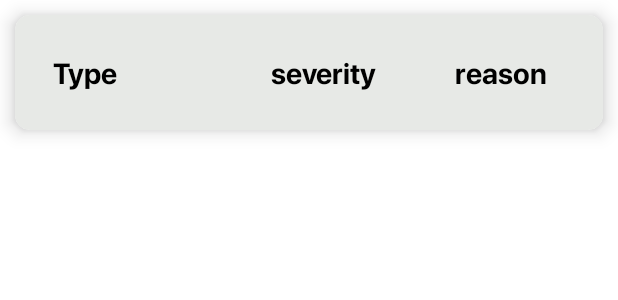
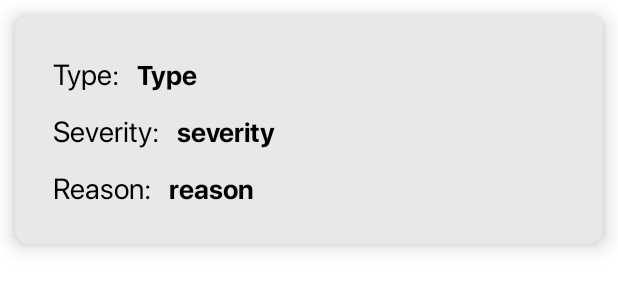
Before and after one commit to negiinj/Hydroponic-farm, an Android app: the layout alarm_item.xml on its own in the app's theme, with its tools: preview values and no code run, on a phone screen of 412 x 824 dp. Shown: the top 300 px of the screen. Run offline under Robolectric (Android 15) with nearby library versions, the phone set to English and light mode, and no system bars.

Commit message:
UI Updated

```diff
--- a/app/src/main/res/layout/alarm_item.xml
+++ b/app/src/main/res/layout/alarm_item.xml
@@ -17,12 +17,25 @@
 
         <LinearLayout
             android:layout_weight="1"
-            android:orientation="horizontal"
+            android:orientation="vertical"
             android:layout_margin="15dp"
             android:padding="4dp"
             android:layout_width="match_parent"
             android:layout_height="wrap_content">
-
+            <LinearLayout
+                android:layout_width="match_parent"
+                android:layout_height="wrap_content"
+                android:orientation="horizontal">
+            <TextView
+                android:id="@+id/type"
+                android:layout_width="wrap_content"
+                android:layout_height="wrap_content"
+                android:layout_margin="6dp"
+                android:fontFamily="@font/sfprodisplay_regular"
+                android:text="Type:"
+                android:textColor="@color/black"
+                android:textSize="19sp"
+                />
                 <TextView
                     android:id="@+id/Alarm_type"
                     android:layout_width="wrap_content"
@@ -31,17 +44,47 @@
                     android:fontFamily="@font/sfprodisplay_bold"
                     android:text="Type"
                     android:textColor="@color/black"
+                    android:textSize="18sp"
+                    />
+            </LinearLayout>
+            <LinearLayout
+                android:layout_width="match_parent"
+                android:layout_height="wrap_content"
+                android:orientation="horizontal">
+                <TextView
+                    android:id="@+id/severity"
+                    android:layout_width="wrap_content"
+                    android:layout_height="wrap_content"
+                    android:layout_margin="6dp"
+                    android:fontFamily="@font/sfprodisplay_regular"
+                    android:text="Severity:"
+                    android:textColor="@color/black"
                     android:textSize="19sp"
                     />
-
                 <TextView
                     android:id="@+id/Alarm_severity"
                     android:layout_width="wrap_content"
                     android:layout_height="wrap_content"
                     android:layout_margin="6dp"
-                android:paddingLeft="90dp"
                     android:fontFamily="@font/sfprodisplay_bold"
                     android:text="severity"
+                    android:textColor="@color/black"
+                    android:textSize="18sp"
+                    />
+            </LinearLayout>
+
+
+            <LinearLayout
+                android:layout_width="match_parent"
+                android:layout_height="wrap_content"
+                android:orientation="horizontal">
+                <TextView
+                    android:id="@+id/reason"
+                    android:layout_width="wrap_content"
+                    android:layout_height="wrap_content"
+                    android:layout_margin="6dp"
+                    android:fontFamily="@font/sfprodisplay_regular"
+                    android:text="Reason:"
                     android:textColor="@color/black"
                     android:textSize="19sp"
                     />
@@ -50,12 +93,12 @@
                     android:layout_width="wrap_content"
                     android:layout_height="wrap_content"
                     android:layout_margin="6dp"
-                android:paddingLeft="40dp"
                     android:fontFamily="@font/sfprodisplay_bold"
                     android:text="reason"
                     android:textColor="@color/black"
-                android:textSize="19sp"
+                    android:textSize="18sp"
                     />
+            </LinearLayout>
 
 
 
```
Also changed, not shown: app/src/main/res/layout/activity_login.xml (+11 -13 lines), app/src/main/res/layout/fragment_dashboard.xml (+0 -8 lines), app/src/main/res/layout/fragment_notifications.xml (+9 -4 lines), app/src/main/res/menu/bottom_nav_menu.xml (+4 -6 lines). Lines whose indentation alone changed are shown as unchanged.
